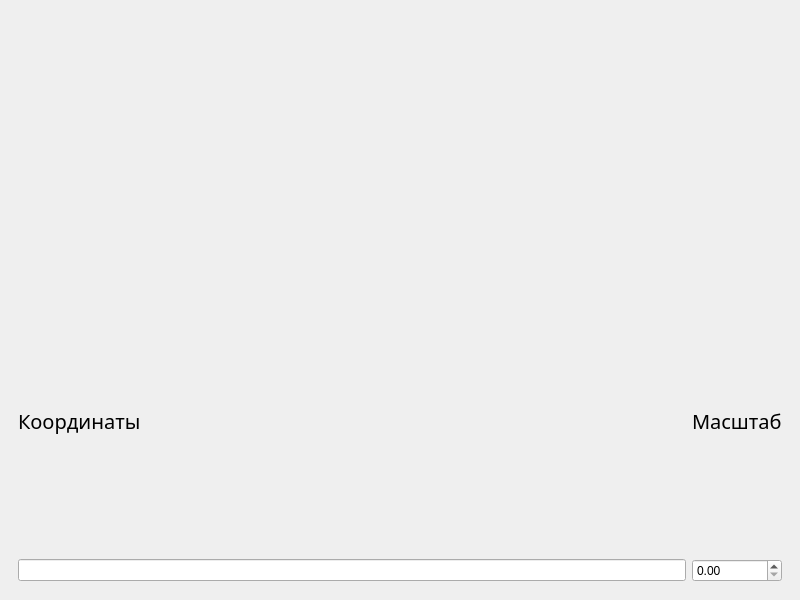
Before: the Qt Designer form 1-untitled.ui in parselt134/API-Yandex, drawn with Qt 5.
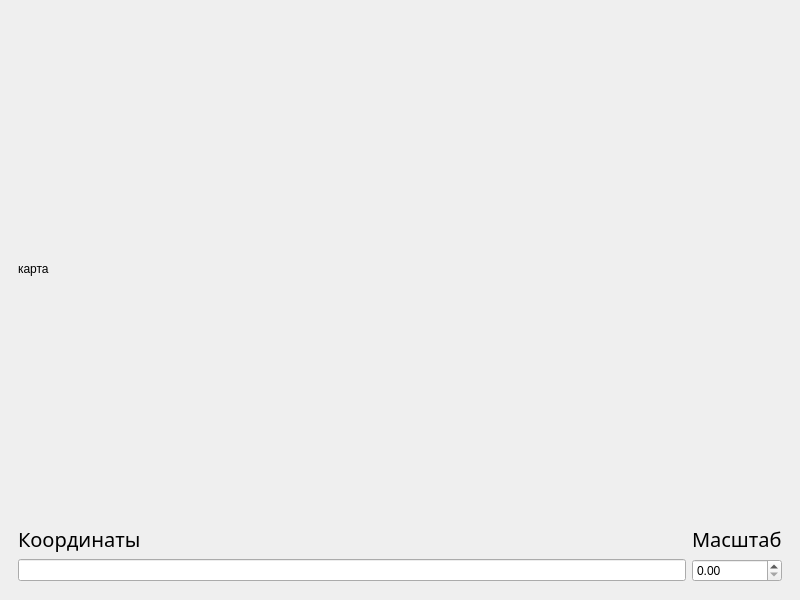
After: the same form once the commit is applied. Custom widgets are drawn as their Qt base class.

The edit to the form file:
```diff
--- a/1-untitled.ui
+++ b/1-untitled.ui
@@ -53,7 +53,17 @@
           <widget class="QDoubleSpinBox" name="doubleSpinBox"/>
          </item>
          <item row="0" column="0">
-          <widget class="KPixmapRegionSelectorWidget" name="kpixmapregionselectorwidget"/>
+          <widget class="QLabel" name="map">
+           <property name="sizePolicy">
+            <sizepolicy hsizetype="Preferred" vsizetype="Expanding">
+             <horstretch>0</horstretch>
+             <verstretch>0</verstretch>
+            </sizepolicy>
+           </property>
+           <property name="text">
+            <string>карта</string>
+           </property>
+          </widget>
          </item>
         </layout>
        </item>
@@ -63,13 +73,6 @@
    </layout>
   </widget>
  </widget>
- <customwidgets>
-  <customwidget>
-   <class>KPixmapRegionSelectorWidget</class>
-   <extends>QWidget</extends>
-   <header>kpixmapregionselectorwidget.h</header>
-  </customwidget>
- </customwidgets>
  <resources/>
  <connections/>
 </ui>
```
Left out of the diff: 8 changed lines with no effect on the pictures.
